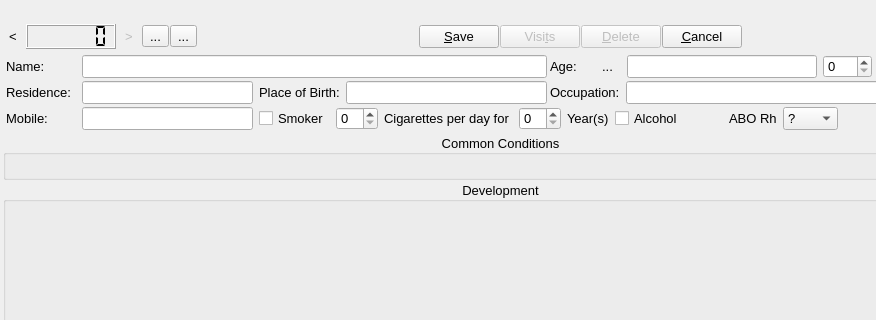
First picture: the form in qtemr/mainwindow.ui, repository dr3mro/SmartClinic, before the edit; both pictures show x 0 to 876 and y 0 to 320 of the 1203 by 689 pixel window.
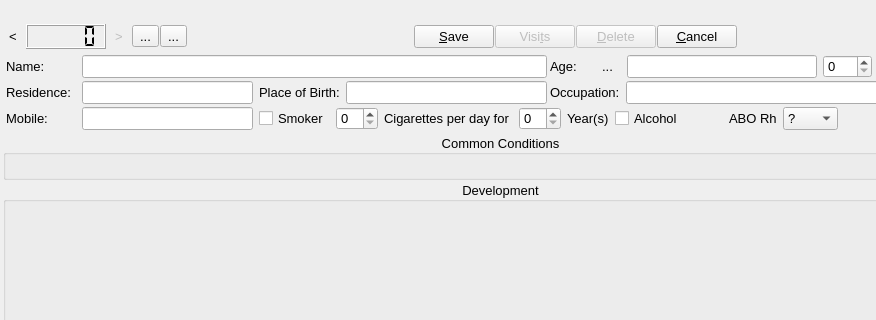
Second picture: the form after the edit. Icons and pictures are not drawn. Custom widgets are drawn as their Qt base class.

Patch:
```diff
--- a/qtemr/mainwindow.ui
+++ b/qtemr/mainwindow.ui
@@ -171,7 +171,7 @@
             </property>
             <property name="minimumSize">
              <size>
-              <width>90</width>
+              <width>80</width>
               <height>25</height>
              </size>
             </property>
@@ -191,7 +191,7 @@
              <number>0</number>
             </property>
             <property name="digitCount">
-             <number>6</number>
+             <number>5</number>
             </property>
             <property name="segmentStyle">
              <enum>QLCDNumber::Flat</enum>
```
Left out of the diff: 10 changed lines with no effect on the pictures.
